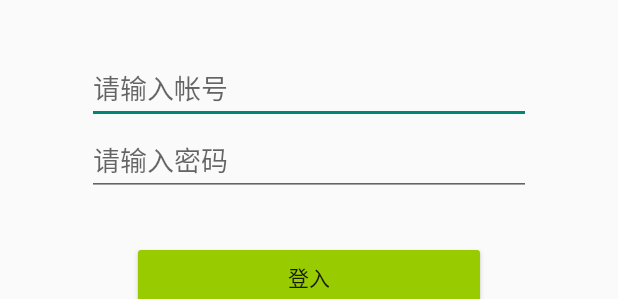
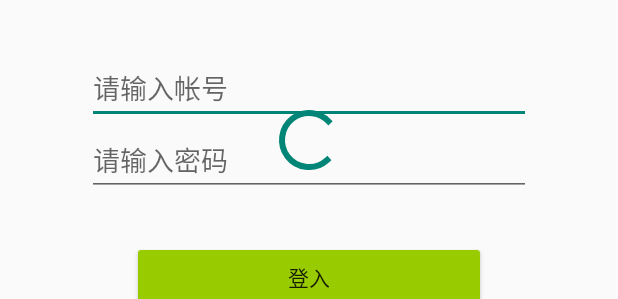
Before and after one commit to sun830910/GuanGuanBao, an Android app: the layout activity_login.xml on its own in the app's theme, with its tools: preview values and no code run, on a phone screen of 412 x 824 dp. Shown: the part 478-777 px from the top of the screen. Run offline under Robolectric (Android 15) with nearby library versions, the phone set to English and light mode, and no system bars.

Commit message:
Finish LoginActivity with login & update UI

```diff
--- a/app/src/main/java/com/enjoygreenlife/guanguanbao/model/URLFactory.java
+++ b/app/src/main/java/com/enjoygreenlife/guanguanbao/model/ApiModel/URLFactory.java
@@ -1,4 +1,4 @@
-package com.enjoygreenlife.guanguanbao.model;
+package com.enjoygreenlife.guanguanbao.model.ApiModel;
 
 /**
  * Created by luthertsai on 2017/11/17.
--- a/app/src/main/java/com/enjoygreenlife/guanguanbao/model/SettingItem.java
+++ b/app/src/main/java/com/enjoygreenlife/guanguanbao/model/ViewModel/SettingList/SettingItem.java
@@ -1,4 +1,4 @@
-package com.enjoygreenlife.guanguanbao.model;
+package com.enjoygreenlife.guanguanbao.model.ViewModel.SettingList;
 
 import android.media.Image;
 
--- a/app/src/main/java/com/enjoygreenlife/guanguanbao/model/SettingListAdapter.java
+++ b/app/src/main/java/com/enjoygreenlife/guanguanbao/model/ViewModel/SettingList/SettingListAdapter.java
@@ -1,7 +1,6 @@
-package com.enjoygreenlife.guanguanbao.model;
+package com.enjoygreenlife.guanguanbao.model.ViewModel.SettingList;
 
 import android.content.Context;
-import android.util.Log;
 import android.view.LayoutInflater;
 import android.view.View;
 import android.view.ViewGroup;
--- a/app/src/main/java/com/enjoygreenlife/guanguanbao/tool/HttpConnectionTool.java
+++ b/app/src/main/java/com/enjoygreenlife/guanguanbao/tool/HttpConnectionTool.java
@@ -84,7 +84,7 @@ public class HttpConnectionTool {
 
     }
 
-    public void postMethod(String url, String inputString) {
+    public void postMethod(String url, String inputString, final HttpConnectionToolCallback callback) {
         final MediaType MEDIA_TYPE_JSON
                 = MediaType.parse("application/json; charset=utf-8");
 
@@ -109,8 +109,7 @@ public class HttpConnectionTool {
                             for (int i = 0, size = responseHeaders.size(); i < size; i++) {
                                 System.out.println(responseHeaders.name(i) + ": " + responseHeaders.value(i));
                             }
-
-                            System.out.println(responseBody.string());
+                            callback.onSuccess(responseBody.string());
                         }
                     }
                 });
--- a/app/src/main/java/com/enjoygreenlife/guanguanbao/view/settings/SettingsMenuActivity.java
+++ b/app/src/main/java/com/enjoygreenlife/guanguanbao/view/settings/SettingsMenuActivity.java
@@ -9,8 +9,8 @@ import android.widget.ListView;
 import android.widget.Toast;
 
 import com.enjoygreenlife.guanguanbao.R;
-import com.enjoygreenlife.guanguanbao.model.SettingItem;
-import com.enjoygreenlife.guanguanbao.model.SettingListAdapter;
+import com.enjoygreenlife.guanguanbao.model.ViewModel.SettingList.SettingItem;
+import com.enjoygreenlife.guanguanbao.model.ViewModel.SettingList.SettingListAdapter;
 
 import java.util.ArrayList;
 import java.util.List;
--- a/app/src/main/res/layout/activity_login.xml
+++ b/app/src/main/res/layout/activity_login.xml
@@ -1,11 +1,23 @@
 <?xml version="1.0" encoding="utf-8"?>
-<LinearLayout xmlns:android="http://schemas.android.com/apk/res/android"
+<RelativeLayout xmlns:android="http://schemas.android.com/apk/res/android"
     xmlns:app="http://schemas.android.com/apk/res-auto"
     xmlns:tools="http://schemas.android.com/tools"
     android:layout_width="match_parent"
     android:layout_height="match_parent"
     android:orientation="vertical"
     tools:context="com.enjoygreenlife.guanguanbao.view.login.LoginActivity">
+
+    <ProgressBar
+        android:id="@+id/progressBar"
+        style="?android:attr/progressBarStyle"
+        android:layout_width="wrap_content"
+        android:layout_height="wrap_content"
+        android:layout_centerInParent="true" />
+
+    <LinearLayout
+        android:layout_width="match_parent"
+        android:layout_height="match_parent"
+        android:orientation="vertical">
 
         <RelativeLayout
             android:layout_width="match_parent"
@@ -81,7 +93,7 @@
 
         <LinearLayout
             android:layout_width="match_parent"
-        android:layout_height="wrap_content"
+            android:layout_height="match_parent"
             android:orientation="vertical"
             android:paddingLeft="40sp"
             android:paddingRight="40sp">
@@ -156,5 +168,6 @@
                 </RelativeLayout>
             </LinearLayout>
         </LinearLayout>
+    </LinearLayout>
 
-</LinearLayout>
+</RelativeLayout>
```
Also changed, not shown: app/src/main/java/com/enjoygreenlife/guanguanbao/model/ApiModel/ApiJsonFactory.java (added, +12 -0 lines), app/src/main/java/com/enjoygreenlife/guanguanbao/tool/HttpConnectionToolCallback.java (added, +9 -0 lines), app/src/main/java/com/enjoygreenlife/guanguanbao/view/login/LoginActivity.java (+34 -9 lines). Lines whose indentation alone changed are shown as unchanged.
